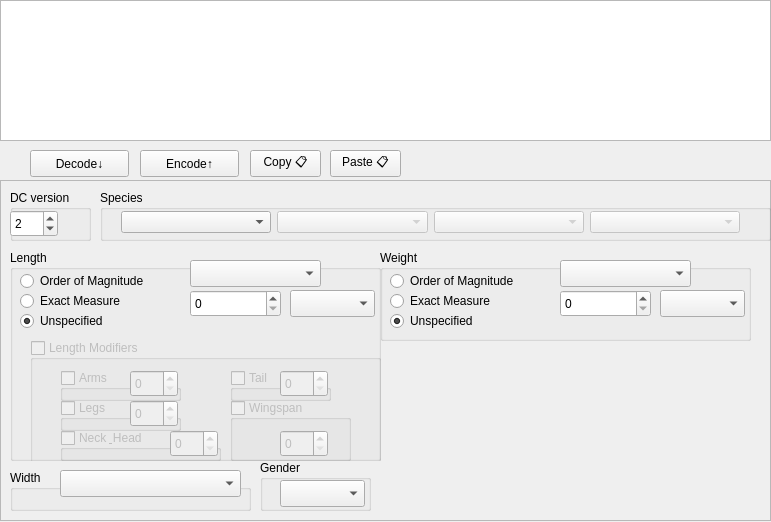
Old version of the form mainWindow.ui in the repository TheOpenSourceNinja/PyDC.
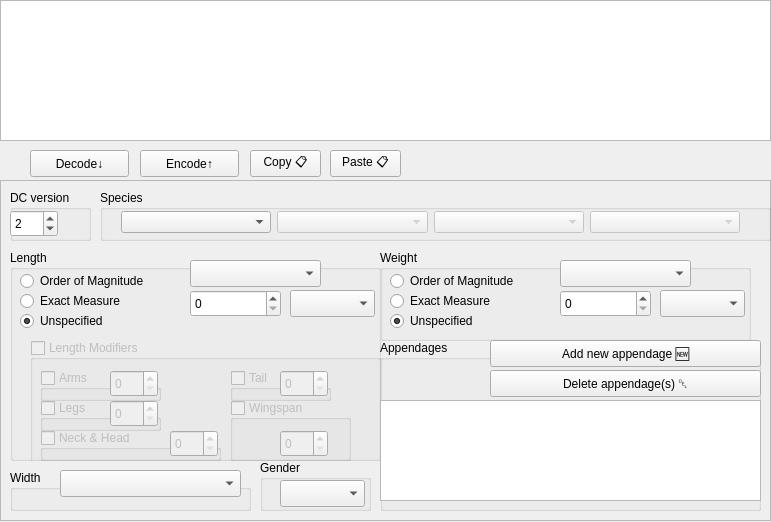
New version of the form.

Commit message: Begun work on addAppendage popup

The edit to the form file:
```diff
--- a/mainWindow.ui
+++ b/mainWindow.ui
@@ -230,7 +230,7 @@
       <widget class="QGroupBox" name="lengthModArms">
        <property name="geometry">
         <rect>
-         <x>30</x>
+         <x>10</x>
          <y>30</y>
          <width>121</width>
          <height>31</height>
@@ -259,7 +259,7 @@
       <widget class="QGroupBox" name="lengthModLegs">
        <property name="geometry">
         <rect>
-         <x>30</x>
+         <x>10</x>
          <y>60</y>
          <width>121</width>
          <height>31</height>
@@ -288,14 +288,14 @@
       <widget class="QGroupBox" name="lengthModNeckAndHead">
        <property name="geometry">
         <rect>
-         <x>30</x>
+         <x>10</x>
          <y>90</y>
-         <width>161</width>
+         <width>181</width>
          <height>31</height>
         </rect>
        </property>
        <property name="title">
-        <string>Neck &amp; Head</string>
+        <string>Neck &amp;&amp; Head</string>
        </property>
        <property name="checkable">
         <bool>true</bool>
@@ -306,7 +306,7 @@
        <widget class="QSpinBox" name="neckAndHeadLength">
         <property name="geometry">
          <rect>
-          <x>110</x>
+          <x>130</x>
           <y>0</y>
           <width>48</width>
           <height>27</height>
@@ -653,6 +653,70 @@
       </property>
      </widget>
     </widget>
+    <widget class="QGroupBox" name="groupBox_7">
+     <property name="geometry">
+      <rect>
+       <x>380</x>
+       <y>160</y>
+       <width>381</width>
+       <height>171</height>
+      </rect>
+     </property>
+     <property name="title">
+      <string>Appendages</string>
+     </property>
+     <widget class="QListView" name="appendageList">
+      <property name="geometry">
+       <rect>
+        <x>0</x>
+        <y>60</y>
+        <width>381</width>
+        <height>101</height>
+       </rect>
+      </property>
+      <property name="toolTip">
+       <string>List of appendages. Leave empty if you have a normal set of limbs for your species</string>
+      </property>
+      <property name="sizeAdjustPolicy">
+       <enum>QAbstractScrollArea::AdjustToContents</enum>
+      </property>
+      <property name="dragEnabled">
+       <bool>true</bool>
+      </property>
+      <property name="alternatingRowColors">
+       <bool>true</bool>
+      </property>
+      <property name="selectionMode">
+       <enum>QAbstractItemView::MultiSelection</enum>
+      </property>
+     </widget>
+     <widget class="QPushButton" name="addAppendage">
+      <property name="geometry">
+       <rect>
+        <x>110</x>
+        <y>0</y>
+        <width>271</width>
+        <height>27</height>
+       </rect>
+      </property>
+      <property name="text">
+       <string>Add new appendage 🆕</string>
+      </property>
+     </widget>
+     <widget class="QPushButton" name="deleteAppendage">
+      <property name="geometry">
+       <rect>
+        <x>110</x>
+        <y>30</y>
+        <width>271</width>
+        <height>27</height>
+       </rect>
+      </property>
+      <property name="text">
+       <string>Delete appendage(s) ␡</string>
+      </property>
+     </widget>
+    </widget>
    </widget>
    <widget class="QPushButton" name="copyButton">
     <property name="geometry">
```
The commit also changes 3 other files.
